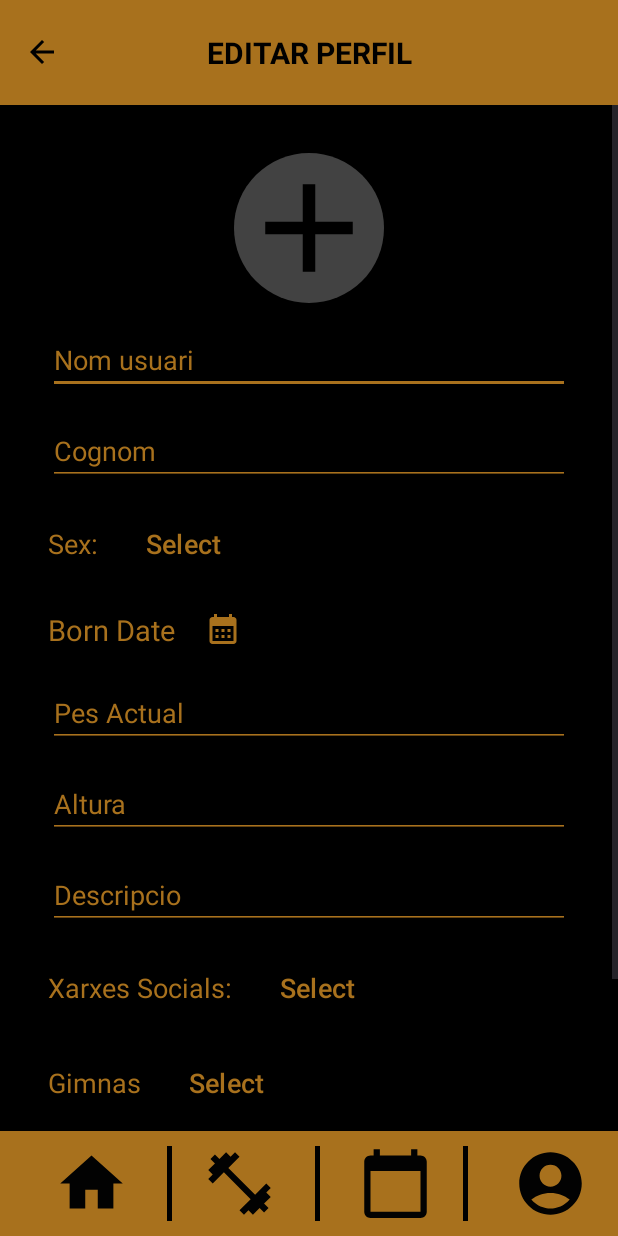
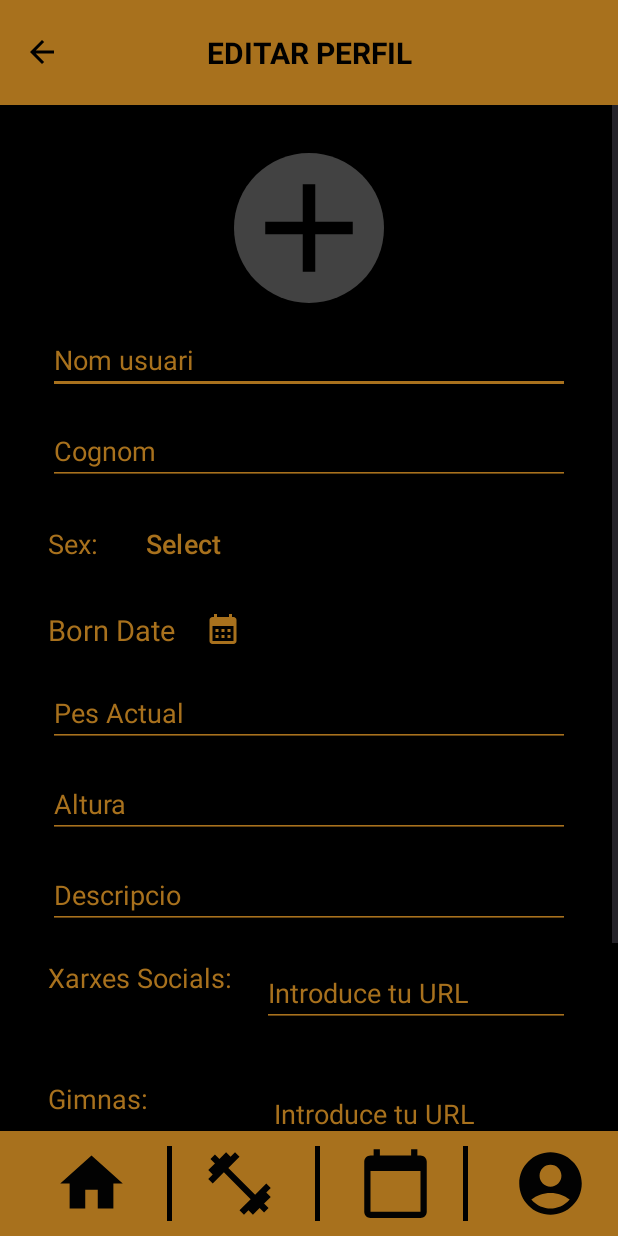
Before and after one commit to OriolMunozZapater/EasyFitness, an Android app: the EditProfile screen opened directly, with no data from a screen before it, on a phone screen of 412 x 824 dp. Run offline under Robolectric (Android 15) with nearby library versions, the phone set to English and light mode, and no system bars; our stand-ins replace Volley; network calls fail; pictures from the network do not load.

Commit message:
Update activity_edit_profile.xml

```diff
--- a/source/app/src/main/res/layout/activity_edit_profile.xml
+++ b/source/app/src/main/res/layout/activity_edit_profile.xml
@@ -181,55 +181,65 @@
                         android:layout_width="match_parent"
                         android:layout_height="wrap_content"
                         android:orientation="horizontal"
-                        android:paddingTop="15dp"
+                        android:paddingTop="20dp"
                         android:layout_below="@id/descripcioUser">
 
                         <TextView
-                            android:id="@+id/text"
+                            android:id="@+id/textURL"
                             android:layout_width="wrap_content"
-                            android:layout_height="wrap_content"
+                            android:layout_height="match_parent"
                             android:text="Xarxes Socials:"
                             android:textSize="18sp"
-                            android:textColor="@color/EasyFitnessColor"/>
+                            android:textColor="@color/EasyFitnessColor"
+                            android:layout_gravity="center_vertical"
+                            android:paddingRight="20dp"/>
 
-                        <Button
-                            android:id="@+id/btnSocialUser"
-                            android:layout_width="wrap_content"
+                        <EditText
+                            android:id="@+id/descripcioXX"
+                            android:layout_width="match_parent"
                             android:layout_height="wrap_content"
-                            android:text="Select"
-                            android:layout_marginStart="8dp"
-                            android:textSize="18sp"
-                            android:background="@android:color/transparent"
-                            android:textColor="@color/EasyFitnessColor"
-                            android:onClick="showSocialOptions"/>
+                            android:hint="Introduce tu URL"
+                            android:inputType="textEmailAddress"
+                            android:layout_marginTop="15dp"
+                            android:textColor="@android:color/white"
+                            android:textColorHint="#A8711D"
+                            android:backgroundTint="#A8711D"
+                            android:layout_gravity="center_horizontal"
+                            />
+
                     </LinearLayout>
 
                     <LinearLayout
-                        android:id="@+id/conjuntGimnasUser"
+                        android:id="@+id/conjuntGimnasLoc"
                         android:layout_width="match_parent"
                         android:layout_height="wrap_content"
                         android:orientation="horizontal"
-                        android:paddingTop="15dp"
+                        android:paddingTop="20dp"
                         android:layout_below="@id/conjuntSocialUser">
 
                         <TextView
                             android:id="@+id/textGimnas"
                             android:layout_width="wrap_content"
+                            android:layout_height="match_parent"
+                            android:text="Gimnas:"
+                            android:textSize="18sp"
+                            android:textColor="@color/EasyFitnessColor"
+                            android:layout_gravity="center_vertical"
+                            android:paddingRight="80dp"/>
+
+                        <EditText
+                            android:id="@+id/descripcioGimnas"
+                            android:layout_width="match_parent"
                             android:layout_height="wrap_content"
-                            android:text="Gimnas"
-                            android:textSize="18sp"
-                            android:textColor="@color/EasyFitnessColor"/>
+                            android:hint="Introduce tu URL"
+                            android:inputType="textEmailAddress"
+                            android:layout_marginTop="15dp"
+                            android:textColor="@android:color/white"
+                            android:textColorHint="#A8711D"
+                            android:backgroundTint="#A8711D"
+                            android:layout_gravity="center_horizontal"
+                            />
 
-                        <Button
-                            android:id="@+id/btnSelectGimnas"
-                            android:layout_width="wrap_content"
-                            android:layout_height="wrap_content"
-                            android:text="Select"
-                            android:layout_marginStart="8dp"
-                            android:textSize="18sp"
-                            android:background="@android:color/transparent"
-                            android:textColor="@color/EasyFitnessColor"
-                            android:onClick="showSocialOptions"/>
                     </LinearLayout>
 
                     <Button
@@ -243,7 +253,7 @@
                         android:textColor="@color/black"
                         android:textSize="25sp"
                         android:layout_marginTop="40dp"
-                        android:layout_below="@+id/conjuntGimnasUser"
+                        android:layout_below="@+id/conjuntGimnasLoc"
                         />
                 </RelativeLayout>
 
```
